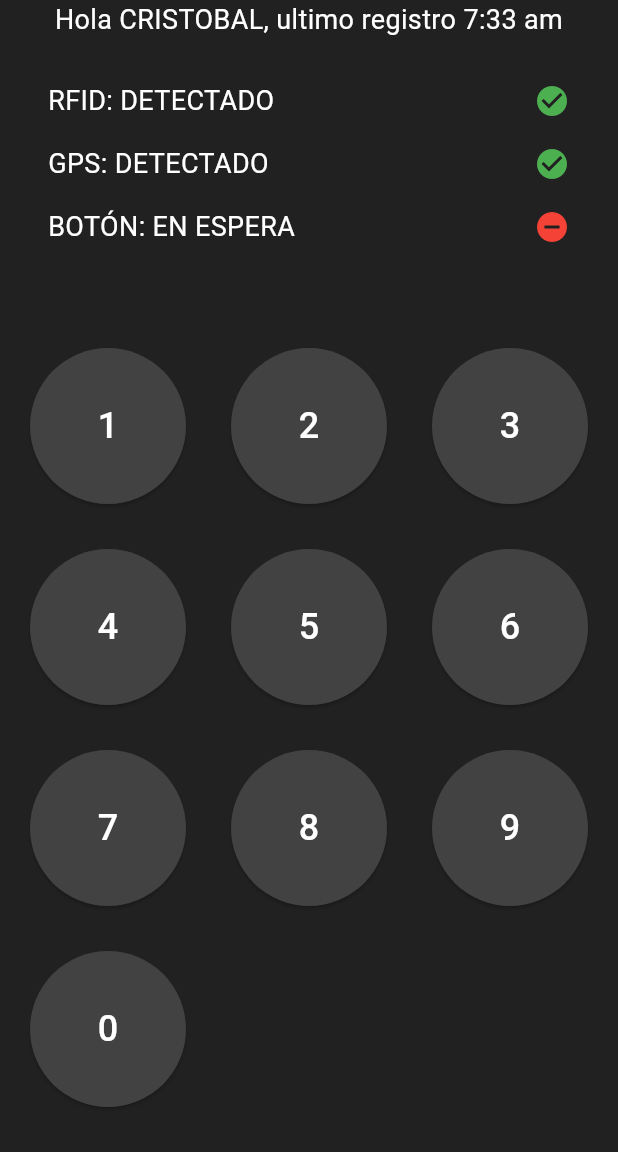
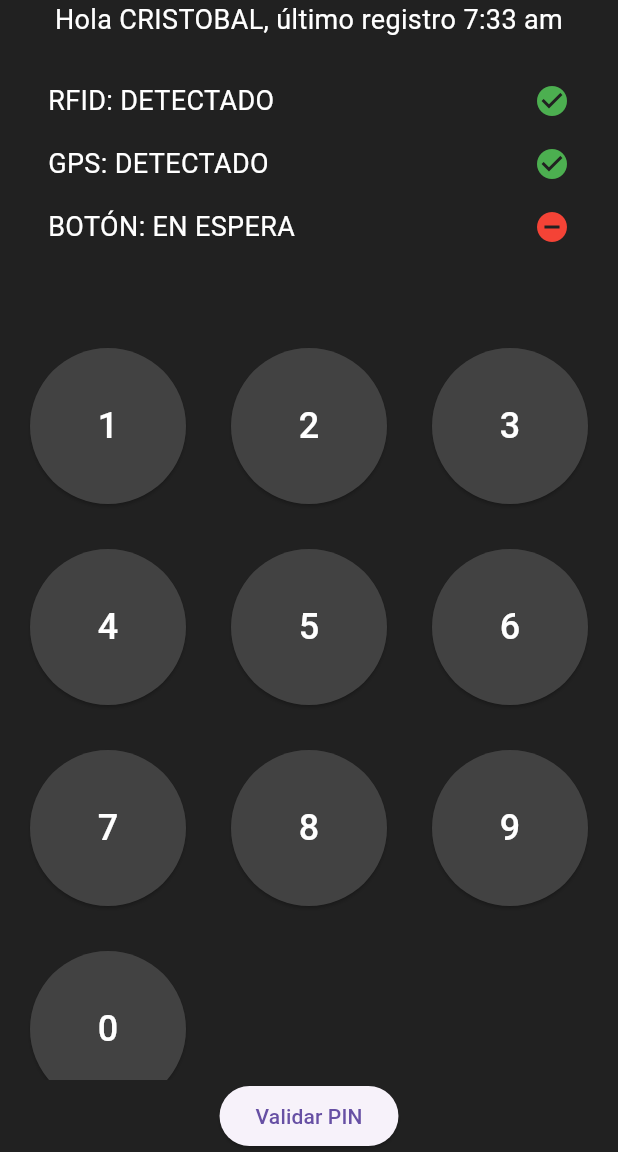
Before and after one commit to DevCristobalvc/Residencial.App_FrontEnd, a Flutter app: the PinEntryScreen screen opened directly, on a phone screen of 412 x 824 dp, the part 84-1236 px from its top. Run offline on Flutter 3.47's test engine with Material 3 defaults, Android fonts, the phone set to English and light mode, and no system bars; our stand-ins replace charts_flutter; network calls fail.

Commit message:
MVP malas practicas

```diff
--- a/lib/screens/pin_entry_screen.dart
+++ b/lib/screens/pin_entry_screen.dart
@@ -1,4 +1,6 @@
+import 'dart:convert';
 import 'package:flutter/material.dart';
+import 'package:http/http.dart' as http;
 
 class PinEntryScreen extends StatefulWidget {
   @override
@@ -8,6 +10,15 @@ class PinEntryScreen extends StatefulWidget {
 class _PinEntryScreenState extends State<PinEntryScreen> {
   String _pin = '';
 
+  // Mapa que relaciona los PINs con los valores de URL respectivos
+  final Map<String, String> pinToUrl = {
+    '0301': 'REU63E',
+    '1102': 'NMM673',
+    '0103': 'CUL951',
+    '1001': 'SWC82D',
+    '1002': 'URUS',
+  };
+
   void _onNumberPress(String number) {
     setState(() {
       if (_pin.length < 4) {
@@ -15,6 +26,39 @@ class _PinEntryScreenState extends State<PinEntryScreen> {
         _pin += number;
       }
     });
+  }
+
+  Future<void> _validatePin() async {
+    // Definir el endpoint base
+    var baseUrl = 'http://localhost:4000/registro/';
+
+    // Verificar si el PIN está en el mapa pinToUrl
+    if (pinToUrl.containsKey(_pin)) {
+      // Obtener el valor de URL correspondiente al PIN
+      var value = pinToUrl[_pin];
+
+      // Construir la URL completa con el valor de URL obtenido
+      var url = Uri.parse(baseUrl + value!);
+
+      // Realizar la solicitud HTTP GET
+      var response = await http.post(url);
+
+      // Verificar el código de estado de la respuesta
+      if (response.statusCode == 200) {
+        // El PIN se validó correctamente
+        print('PIN validado y estado actualizado exitosamente');
+        // Línea para reiniciar el valor del PIN y refrescar la página
+        setState(() {
+          _pin = '';
+        });
+      } else {
+        // Mostrar el mensaje de error
+        print('Error al validar el PIN: ${response.body}');
+      }
+    } else {
+      // El PIN ingresado no está en el mapa pinToUrl
+      print('PIN no válido');
+    }
   }
 
   Widget _buildNumberButton(String number) {
@@ -49,7 +93,7 @@ class _PinEntryScreenState extends State<PinEntryScreen> {
         mainAxisAlignment: MainAxisAlignment.center,
         children: <Widget>[
           Text(
-            'Hola CRISTOBAL, ultimo registro 7:33 am',
+            'Hola CRISTOBAL, último registro 7:33 am',
             style: TextStyle(color: Colors.white, fontSize: 18),
             textAlign: TextAlign.center,
           ),
@@ -70,6 +114,10 @@ class _PinEntryScreenState extends State<PinEntryScreen> {
                     index == 9 ? '0' : (index + 1).toString());
               }),
             ),
+          ),
+          ElevatedButton(
+            onPressed: _validatePin,
+            child: Text('Validar PIN'),
           ),
         ],
       ),
--- a/pubspec.yaml
+++ b/pubspec.yaml
@@ -15,6 +15,7 @@ dependencies:
   cupertino_icons: ^1.0.6
   charts_flutter: ^0.12.0
   flutter_staggered_grid_view: ^0.4.0
+  flutter_hooks: ^0.20.5
 
 dev_dependencies:
   flutter_test:
```
Also changed, not shown: lib/screens/Vigilante/dashboard_screen.dart (+46 -6 lines), pubspec.lock.
